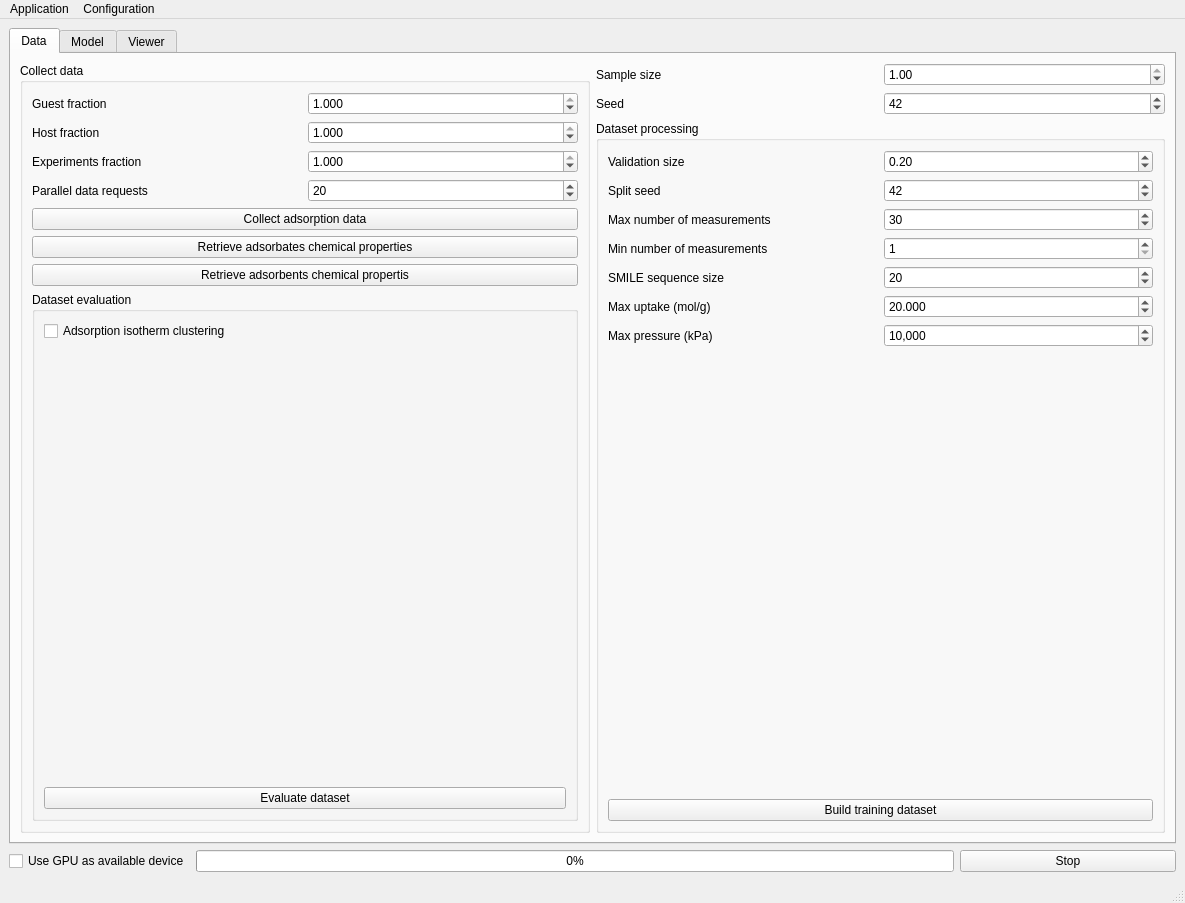
Before: the Qt Designer form NISTADS/app/assets/window_layout.ui in CTCycle/ADSMOD-Adsorption-Modeling, drawn with Qt 5.
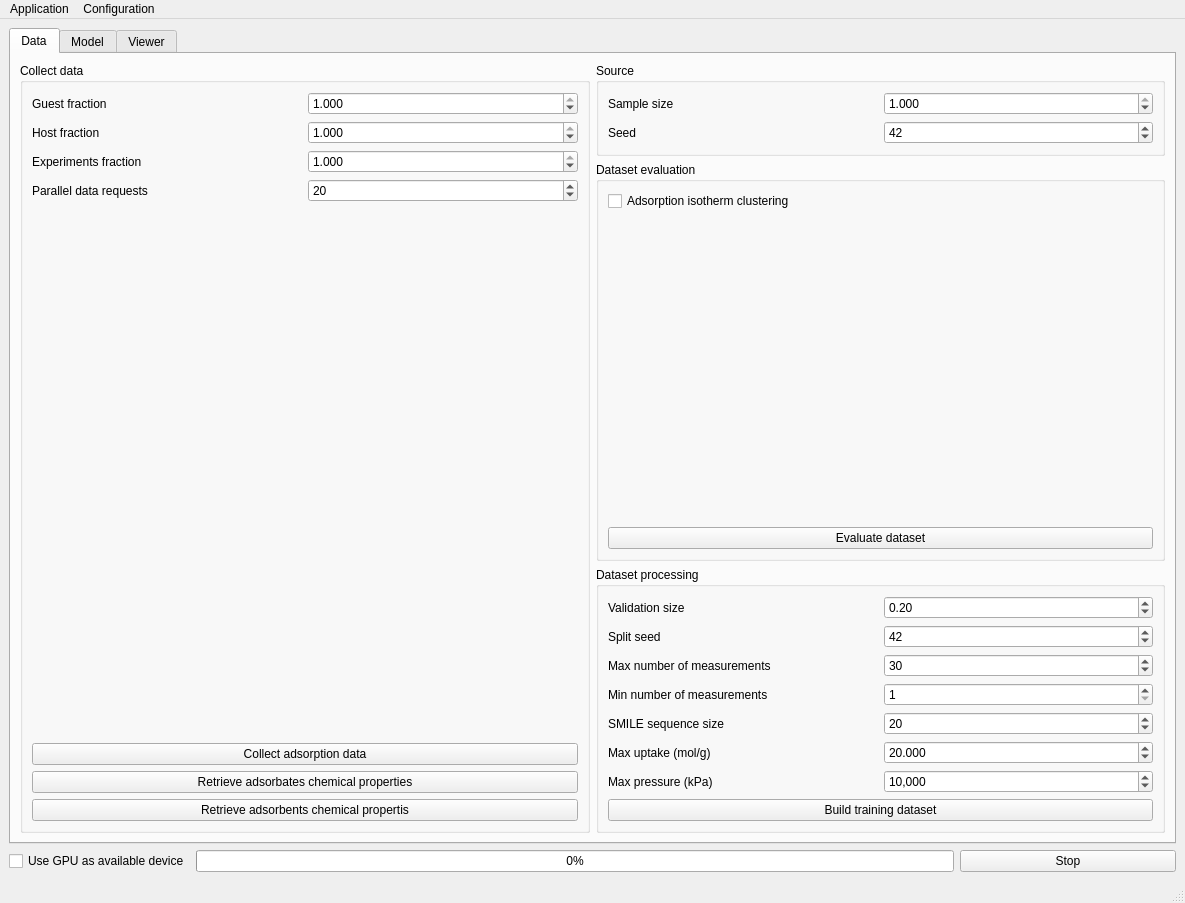
After: the same form once the commit is applied.

What changed in the file:
```diff
--- a/NISTADS/app/assets/window_layout.ui
+++ b/NISTADS/app/assets/window_layout.ui
@@ -160,6 +160,19 @@
              </item>
             </layout>
            </item>
+           <item>
+            <spacer name="verticalSpacer_3">
+             <property name="orientation">
+              <enum>Qt::Orientation::Vertical</enum>
+             </property>
+             <property name="sizeHint" stdset="0">
+              <size>
+               <width>20</width>
+               <height>40</height>
+              </size>
+             </property>
+            </spacer>
+           </item>
            <item>
             <widget class="QPushButton" name="collectAdsData">
              <property name="toolTip">
@@ -184,48 +197,18 @@
              </property>
             </widget>
            </item>
-           <item>
-            <widget class="QGroupBox" name="groupBox_5">
-             <property name="title">
-              <string>Dataset evaluation</string>
-             </property>
-             <layout class="QVBoxLayout" name="verticalLayout">
-              <item>
-               <widget class="QCheckBox" name="adsIsothermCluster">
-                <property name="text">
-                 <string>Adsorption isotherm clustering</string>
-                </property>
-               </widget>
-              </item>
-              <item>
-               <spacer name="verticalSpacer_12">
-                <property name="orientation">
-                 <enum>Qt::Orientation::Vertical</enum>
-                </property>
-                <property name="sizeHint" stdset="0">
-                 <size>
-                  <width>218</width>
-                  <height>494</height>
-                 </size>
-                </property>
-               </spacer>
-              </item>
-              <item>
-               <widget class="QPushButton" name="evaluateDataset">
-                <property name="text">
-                 <string>Evaluate dataset</string>
-                </property>
-               </widget>
-              </item>
-             </layout>
-            </widget>
-           </item>
           </layout>
          </widget>
         </item>
         <item>
          <layout class="QVBoxLayout" name="verticalLayout_8">
           <item>
+           <widget class="QGroupBox" name="groupBox_2">
+            <property name="title">
+             <string>Source</string>
+            </property>
+            <layout class="QVBoxLayout" name="verticalLayout_16">
+             <item>
            <layout class="QHBoxLayout" name="SSLayout">
             <item>
              <widget class="QLabel" name="SSLabel">
@@ -236,6 +219,9 @@
             </item>
             <item>
              <widget class="QDoubleSpinBox" name="sampleSize">
+                 <property name="decimals">
+                  <number>3</number>
+                 </property>
               <property name="minimum">
                <double>0.010000000000000</double>
               </property>
@@ -267,7 +253,7 @@
                <number>1</number>
               </property>
               <property name="maximum">
-               <number>999999</number>
+                  <number>1000000000</number>
               </property>
               <property name="value">
                <number>42</number>
@@ -275,6 +261,48 @@
              </widget>
             </item>
            </layout>
+             </item>
+            </layout>
+           </widget>
+          </item>
+          <item>
+           <widget class="QGroupBox" name="groupBox_5">
+            <property name="title">
+             <string>Dataset evaluation</string>
+            </property>
+            <layout class="QVBoxLayout" name="verticalLayout">
+             <item>
+              <widget class="QCheckBox" name="adsIsothermCluster">
+               <property name="text">
+                <string>Adsorption isotherm clustering</string>
+               </property>
+              </widget>
+             </item>
+             <item>
+              <spacer name="verticalSpacer_4">
+               <property name="orientation">
+                <enum>Qt::Orientation::Vertical</enum>
+               </property>
+               <property name="sizeHint" stdset="0">
+                <size>
+                 <width>20</width>
+                 <height>40</height>
+                </size>
+               </property>
+              </spacer>
+             </item>
+             <item>
+              <widget class="QPushButton" name="evaluateDataset">
+               <property name="toolTip">
+                <string>&lt;html&gt;&lt;head/&gt;&lt;body&gt;&lt;p&gt;Start the dataset evaluation pipeline for the selected sample size and metrics&lt;/p&gt;&lt;/body&gt;&lt;/html&gt;</string>
+               </property>
+               <property name="text">
+                <string>Evaluate dataset</string>
+               </property>
+              </widget>
+             </item>
+            </layout>
+           </widget>
           </item>
           <item>
            <widget class="QGroupBox" name="datasetProcessGroup">
@@ -462,19 +490,6 @@
                </item>
               </layout>
              </item>
-             <item>
-              <spacer name="verticalSpacer_11">
-               <property name="orientation">
-                <enum>Qt::Orientation::Vertical</enum>
-               </property>
-               <property name="sizeHint" stdset="0">
-                <size>
-                 <width>218</width>
-                 <height>494</height>
-                </size>
-               </property>
-              </spacer>
-             </item>
              <item>
               <widget class="QPushButton" name="buildMLDataset">
                <property name="text">
```
Left out of the diff: 20 changed lines with no effect on the pictures. Lines whose indentation alone changed are shown as unchanged.
